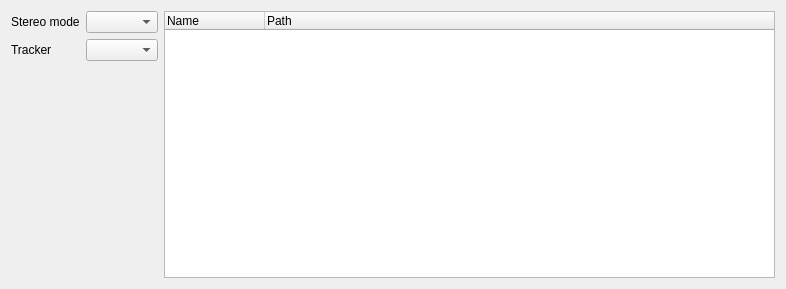
First picture: the form in VireIO_Perception/cMainWindow.ui, repository cybereality/Perception, before the edit.
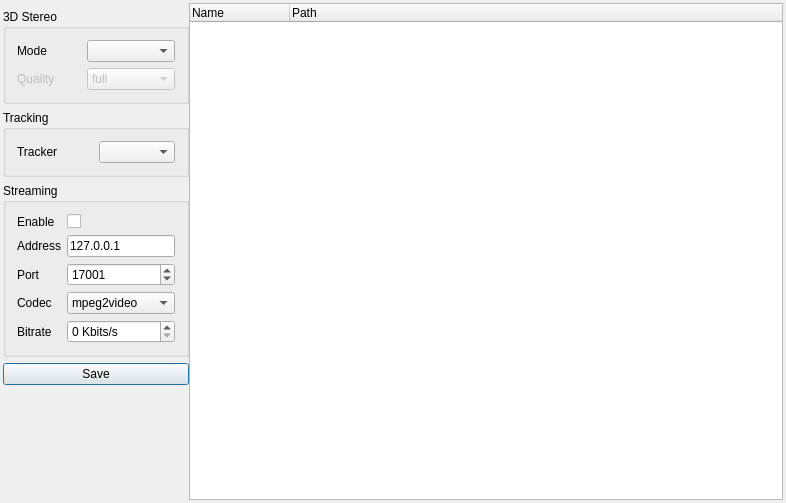
Second picture: the form after the edit.

```diff
--- a/VireIO_Perception/cMainWindow.ui
+++ b/VireIO_Perception/cMainWindow.ui
@@ -7,29 +7,181 @@
     <x>0</x>
     <y>0</y>
     <width>786</width>
-    <height>289</height>
+    <height>503</height>
    </rect>
   </property>
   <property name="windowTitle">
    <string>VireIO Perception</string>
   </property>
   <widget class="QWidget" name="centralWidget">
-   <layout class="QGridLayout" name="gridLayout">
-    <item row="0" column="0">
-     <widget class="QLabel" name="label">
-      <property name="text">
-       <string>Stereo mode</string>
-      </property>
-     </widget>
-    </item>
+   <layout class="QGridLayout" name="gridLayout" columnstretch="0,1">
+    <property name="leftMargin">
+     <number>3</number>
+    </property>
+    <property name="topMargin">
+     <number>3</number>
+    </property>
+    <property name="rightMargin">
+     <number>3</number>
+    </property>
+    <property name="bottomMargin">
+     <number>3</number>
+    </property>
+    <property name="horizontalSpacing">
+     <number>0</number>
+    </property>
     <item row="1" column="0">
-     <widget class="QLabel" name="label_2">
+     <widget class="QGroupBox" name="groupBox_3">
+      <property name="title">
+       <string>3D Stereo</string>
+      </property>
+      <property name="flat">
+       <bool>true</bool>
+      </property>
+      <layout class="QGridLayout" name="gridLayout_4">
+       <item row="0" column="1">
+        <widget class="QComboBox" name="stereoMode"/>
+       </item>
+       <item row="0" column="0">
+        <widget class="QLabel" name="label">
+         <property name="text">
+          <string>Mode</string>
+         </property>
+        </widget>
+       </item>
+       <item row="1" column="0">
+        <widget class="QLabel" name="label_8">
+         <property name="enabled">
+          <bool>false</bool>
+         </property>
+         <property name="text">
+          <string>Quality</string>
+         </property>
+        </widget>
+       </item>
+       <item row="1" column="1">
+        <widget class="QComboBox" name="stereoResolution">
+         <property name="enabled">
+          <bool>false</bool>
+         </property>
+         <item>
+          <property name="text">
+           <string>full</string>
+          </property>
+         </item>
+         <item>
+          <property name="text">
+           <string>half width</string>
+          </property>
+         </item>
+         <item>
+          <property name="text">
+           <string>half height</string>
+          </property>
+         </item>
+        </widget>
+       </item>
+      </layout>
+     </widget>
+    </item>
+    <item row="3" column="0">
+     <widget class="QGroupBox" name="groupBox">
+      <property name="title">
+       <string>Streaming</string>
+      </property>
+      <property name="flat">
+       <bool>true</bool>
+      </property>
+      <layout class="QGridLayout" name="gridLayout_2">
+       <item row="2" column="0">
+        <widget class="QLabel" name="label_4">
+         <property name="text">
+          <string>Port</string>
+         </property>
+        </widget>
+       </item>
+       <item row="3" column="0">
+        <widget class="QLabel" name="label_5">
+         <property name="text">
+          <string>Codec</string>
+         </property>
+        </widget>
+       </item>
+       <item row="4" column="0">
+        <widget class="QLabel" name="label_6">
+         <property name="text">
+          <string>Bitrate</string>
+         </property>
+        </widget>
+       </item>
+       <item row="1" column="1">
+        <widget class="QLineEdit" name="streamingAddress">
+         <property name="text">
+          <string>127.0.0.1</string>
+         </property>
+        </widget>
+       </item>
+       <item row="1" column="0">
+        <widget class="QLabel" name="label_3">
+         <property name="text">
+          <string>Address</string>
+         </property>
+        </widget>
+       </item>
+       <item row="3" column="1">
+        <widget class="QComboBox" name="streamingCodec">
+         <item>
+          <property name="text">
+           <string>mpeg2video</string>
+          </property>
+         </item>
+        </widget>
+       </item>
+       <item row="2" column="1">
+        <widget class="QSpinBox" name="streamingPort">
+         <property name="minimum">
+          <number>1</number>
+         </property>
+         <property name="maximum">
+          <number>65535</number>
+         </property>
+         <property name="value">
+          <number>17001</number>
+         </property>
+        </widget>
+       </item>
+       <item row="4" column="1">
+        <widget class="QSpinBox" name="streamingBitrate">
+         <property name="suffix">
+          <string> Kbits/s</string>
+         </property>
+        </widget>
+       </item>
+       <item row="0" column="1">
+        <widget class="QCheckBox" name="streamingEnable">
+         <property name="text">
+          <string/>
+         </property>
+        </widget>
+       </item>
+       <item row="0" column="0">
+        <widget class="QLabel" name="label_7">
+         <property name="text">
+          <string>Enable</string>
+         </property>
+        </widget>
+       </item>
+      </layout>
+     </widget>
+    </item>
+    <item row="6" column="0">
+     <widget class="QLabel" name="info">
       <property name="text">
-       <string>Tracker</string>
+       <string/>
       </property>
      </widget>
     </item>
-    <item row="2" column="0">
+    <item row="5" column="0">
      <spacer name="verticalSpacer">
       <property name="orientation">
        <enum>Qt::Vertical</enum>
@@ -42,13 +194,7 @@
       </property>
      </spacer>
     </item>
-    <item row="1" column="1">
-     <widget class="QComboBox" name="trackerMode"/>
-    </item>
-    <item row="0" column="1">
-     <widget class="QComboBox" name="stereoMode"/>
-    </item>
-    <item row="0" column="2" rowspan="4">
+    <item row="0" column="1" rowspan="7">
      <widget class="QTreeWidget" name="games">
       <property name="contextMenuPolicy">
        <enum>Qt::CustomContextMenu</enum>
@@ -77,11 +223,39 @@
       </column>
      </widget>
     </item>
-    <item row="3" column="0" colspan="2">
-     <widget class="QLabel" name="info">
+    <item row="4" column="0">
+     <widget class="QPushButton" name="saveSettings">
       <property name="text">
-       <string/>
+       <string>Save</string>
       </property>
+      <property name="autoDefault">
+       <bool>true</bool>
+      </property>
+      <property name="default">
+       <bool>true</bool>
+      </property>
+     </widget>
+    </item>
+    <item row="2" column="0">
+     <widget class="QGroupBox" name="groupBox_2">
+      <property name="title">
+       <string>Tracking</string>
+      </property>
+      <property name="flat">
+       <bool>true</bool>
+      </property>
+      <layout class="QGridLayout" name="gridLayout_3">
+       <item row="0" column="1">
+        <widget class="QComboBox" name="trackerMode"/>
+       </item>
+       <item row="0" column="0">
+        <widget class="QLabel" name="label_2">
+         <property name="text">
+          <string>Tracker</string>
+         </property>
+        </widget>
+       </item>
+      </layout>
      </widget>
     </item>
    </layout>
```
